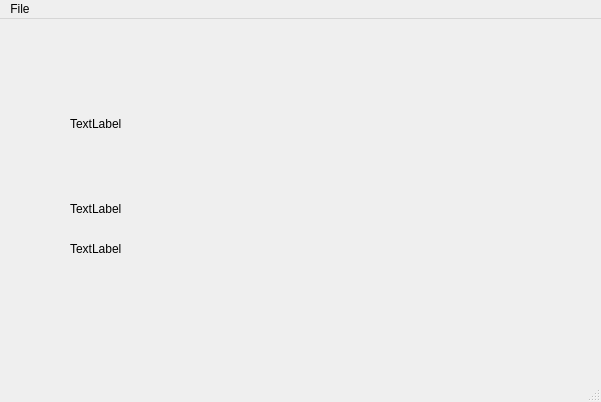
Above: mainwindow.ui from jubalh/daoshi before the change. Below: the same form after it.
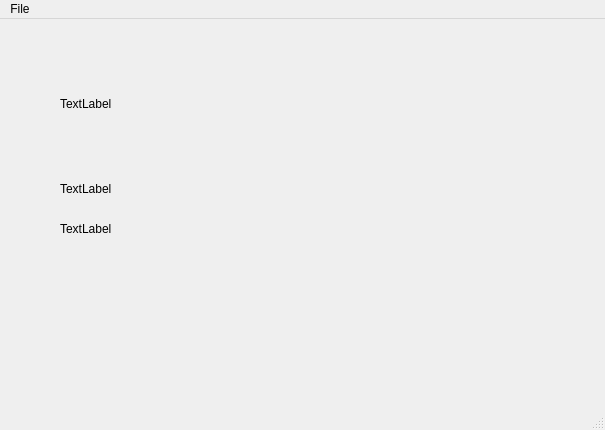
That is the form after the change.

Commit message:
Use StackedWidget instaed of Frame
Placing the Opening part and the Lesson displaying part in a stacked
window. Makes QtDesigner much more easy to use and certainly is a better
way.

Diff of the .ui file:
```diff
--- a/mainwindow.ui
+++ b/mainwindow.ui
@@ -6,47 +6,32 @@
    <rect>
     <x>0</x>
     <y>0</y>
-    <width>601</width>
-    <height>402</height>
+    <width>605</width>
+    <height>430</height>
    </rect>
   </property>
   <property name="windowTitle">
    <string>Daoshi</string>
   </property>
   <widget class="QWidget" name="centralWidget">
-   <widget class="QFrame" name="frameOpening">
+   <widget class="QStackedWidget" name="stackedWidget">
     <property name="geometry">
      <rect>
-      <x>580</x>
+      <x>10</x>
       <y>10</y>
-      <width>541</width>
-      <height>331</height>
+      <width>571</width>
+      <height>341</height>
      </rect>
     </property>
-    <property name="frameShape">
-     <enum>QFrame::NoFrame</enum>
+    <property name="currentIndex">
+     <number>1</number>
     </property>
-    <property name="frameShadow">
-     <enum>QFrame::Plain</enum>
-    </property>
-    <widget class="QPushButton" name="pushButton">
+    <widget class="QWidget" name="pgOpenLesson">
+     <widget class="QLabel" name="displayLabel">
      <property name="geometry">
       <rect>
-       <x>60</x>
-       <y>90</y>
-       <width>411</width>
-       <height>221</height>
-      </rect>
-     </property>
-     <property name="text">
-      <string>PushButton</string>
-     </property>
-    </widget>
-    <widget class="QLabel" name="displaylabel">
-     <property name="geometry">
-      <rect>
-       <x>210</x>
-       <y>30</y>
+        <x>170</x>
+        <y>10</y>
        <width>111</width>
        <height>21</height>
       </rect>
@@ -61,27 +46,39 @@
       <string>Load a Lesson</string>
      </property>
     </widget>
-   </widget>
-   <widget class="QFrame" name="frameLesson">
+     <widget class="QPushButton" name="pushButton">
     <property name="geometry">
      <rect>
-      <x>10</x>
-      <y>10</y>
-      <width>581</width>
-      <height>341</height>
-     </rect>
-    </property>
-    <property name="frameShape">
-     <enum>QFrame::NoFrame</enum>
-    </property>
-    <property name="frameShadow">
-     <enum>QFrame::Plain</enum>
-    </property>
+        <x>20</x>
+        <y>70</y>
+        <width>411</width>
+        <height>221</height>
+       </rect>
+      </property>
+      <property name="text">
+       <string>PushButton</string>
+      </property>
+     </widget>
+    </widget>
+    <widget class="QWidget" name="pgDisplayLesson">
+     <widget class="QLabel" name="lblTranslation">
+      <property name="geometry">
+       <rect>
+        <x>50</x>
+        <y>190</y>
+        <width>68</width>
+        <height>20</height>
+       </rect>
+      </property>
+      <property name="text">
+       <string>TextLabel</string>
+      </property>
+     </widget>
     <widget class="QLabel" name="lblPictogram">
      <property name="geometry">
       <rect>
-       <x>60</x>
-       <y>30</y>
+        <x>50</x>
+        <y>10</y>
        <width>130</width>
        <height>130</height>
       </rect>
@@ -93,8 +90,8 @@
     <widget class="QLabel" name="lblPinyin">
      <property name="geometry">
       <rect>
-       <x>60</x>
-       <y>170</y>
+        <x>50</x>
+        <y>150</y>
        <width>68</width>
        <height>20</height>
       </rect>
@@ -103,18 +100,6 @@
       <string>TextLabel</string>
      </property>
     </widget>
-    <widget class="QLabel" name="lblTranslation">
-     <property name="geometry">
-      <rect>
-       <x>60</x>
-       <y>210</y>
-       <width>68</width>
-       <height>20</height>
-      </rect>
-     </property>
-     <property name="text">
-      <string>TextLabel</string>
-     </property>
     </widget>
    </widget>
   </widget>
@@ -123,7 +108,7 @@
     <rect>
      <x>0</x>
      <y>0</y>
-     <width>601</width>
+     <width>605</width>
      <height>26</height>
     </rect>
    </property>
```
Lines whose indentation alone changed are shown as unchanged. The commit also changes 1 other file.
